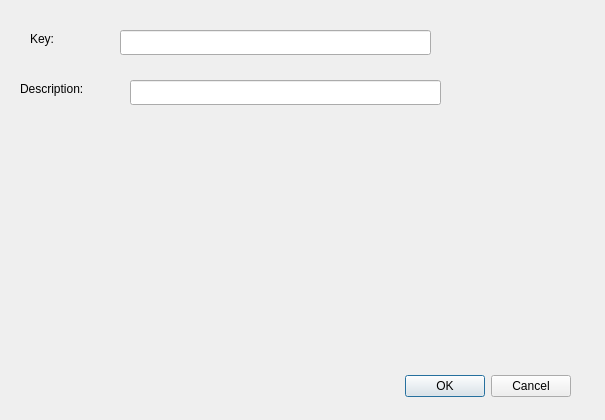
RPG-Paper-Maker/RPG-Paper-Maker, file Editor/Dialogs/Systems/dialogsystemcustomstructureelement.ui: the form before one commit.
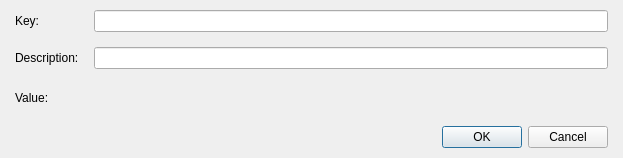
The form after the commit. Custom widgets are drawn as their Qt base class.

What changed in the file:
```diff
--- a/Editor/Dialogs/Systems/dialogsystemcustomstructureelement.ui
+++ b/Editor/Dialogs/Systems/dialogsystemcustomstructureelement.ui
@@ -6,76 +6,100 @@
    <rect>
     <x>0</x>
     <y>0</y>
-    <width>605</width>
-    <height>420</height>
+    <width>623</width>
+    <height>153</height>
    </rect>
   </property>
   <property name="windowTitle">
    <string>Dialog</string>
   </property>
-  <widget class="QDialogButtonBox" name="buttonBox">
-   <property name="geometry">
-    <rect>
-     <x>230</x>
-     <y>370</y>
-     <width>341</width>
-     <height>32</height>
-    </rect>
+  <layout class="QGridLayout" name="gridLayout_2">
+   <property name="leftMargin">
+    <number>15</number>
    </property>
-   <property name="orientation">
-    <enum>Qt::Horizontal</enum>
+   <property name="topMargin">
+    <number>10</number>
    </property>
-   <property name="standardButtons">
-    <set>QDialogButtonBox::Cancel|QDialogButtonBox::Ok</set>
+   <property name="rightMargin">
+    <number>15</number>
    </property>
-  </widget>
-  <widget class="QLabel" name="labelKey">
-   <property name="geometry">
-    <rect>
-     <x>30</x>
-     <y>30</y>
-     <width>67</width>
-     <height>17</height>
-    </rect>
+   <property name="bottomMargin">
+    <number>10</number>
    </property>
-   <property name="text">
-    <string>Key:</string>
-   </property>
-  </widget>
-  <widget class="QLineEdit" name="lineEditKey">
-   <property name="geometry">
-    <rect>
-     <x>120</x>
-     <y>30</y>
-     <width>311</width>
-     <height>25</height>
-    </rect>
-   </property>
-  </widget>
-  <widget class="QLabel" name="labelKey_2">
-   <property name="geometry">
-    <rect>
-     <x>20</x>
-     <y>80</y>
-     <width>91</width>
-     <height>17</height>
-    </rect>
-   </property>
-   <property name="text">
-    <string>Description:</string>
-   </property>
-  </widget>
-  <widget class="QLineEdit" name="lineEditDescription">
-   <property name="geometry">
-    <rect>
-     <x>130</x>
-     <y>80</y>
-     <width>311</width>
-     <height>25</height>
-    </rect>
-   </property>
-  </widget>
+   <item row="0" column="0">
+    <layout class="QVBoxLayout" name="verticalLayout" stretch="1,0">
+     <property name="spacing">
+      <number>15</number>
+     </property>
+     <item>
+      <layout class="QGridLayout" name="gridLayout">
+       <item row="0" column="0">
+        <widget class="QLabel" name="labelKey">
+         <property name="text">
+          <string>Key:</string>
+         </property>
+        </widget>
+       </item>
+       <item row="0" column="1">
+        <widget class="QLineEdit" name="lineEditKey"/>
+       </item>
+       <item row="1" column="0">
+        <widget class="QLabel" name="labelDescription">
+         <property name="text">
+          <string>Description:</string>
+         </property>
+        </widget>
+       </item>
+       <item row="1" column="1">
+        <widget class="QLineEdit" name="lineEditDescription"/>
+       </item>
+       <item row="2" column="0">
+        <widget class="QLabel" name="labelValue">
+         <property name="text">
+          <string>Value:</string>
+         </property>
+        </widget>
+       </item>
+       <item row="2" column="1">
+        <widget class="PanelPrimitiveValue" name="panelPrimitiveValue" native="true">
+         <property name="minimumSize">
+          <size>
+           <width>500</width>
+           <height>27</height>
+          </size>
+         </property>
+         <property name="maximumSize">
+          <size>
+           <width>500</width>
+           <height>27</height>
+          </size>
+         </property>
+        </widget>
+       </item>
+      </layout>
+     </item>
+     <item>
+      <widget class="QDialogButtonBox" name="buttonBox">
+       <property name="orientation">
+        <enum>Qt::Horizontal</enum>
+       </property>
+       <property name="standardButtons">
+        <set>QDialogButtonBox::Cancel|QDialogButtonBox::Ok</set>
+       </property>
+      </widget>
+     </item>
+    </layout>
+   </item>
+  </layout>
  </widget>
+ <customwidgets>
+  <customwidget>
+   <class>PanelPrimitiveValue</class>
+   <extends>QWidget</extends>
+   <header>panelprimitivevalue.h</header>
+   <container>1</container>
+  </customwidget>
+ </customwidgets>
  <resources/>
  <connections>
   <connection>
```
